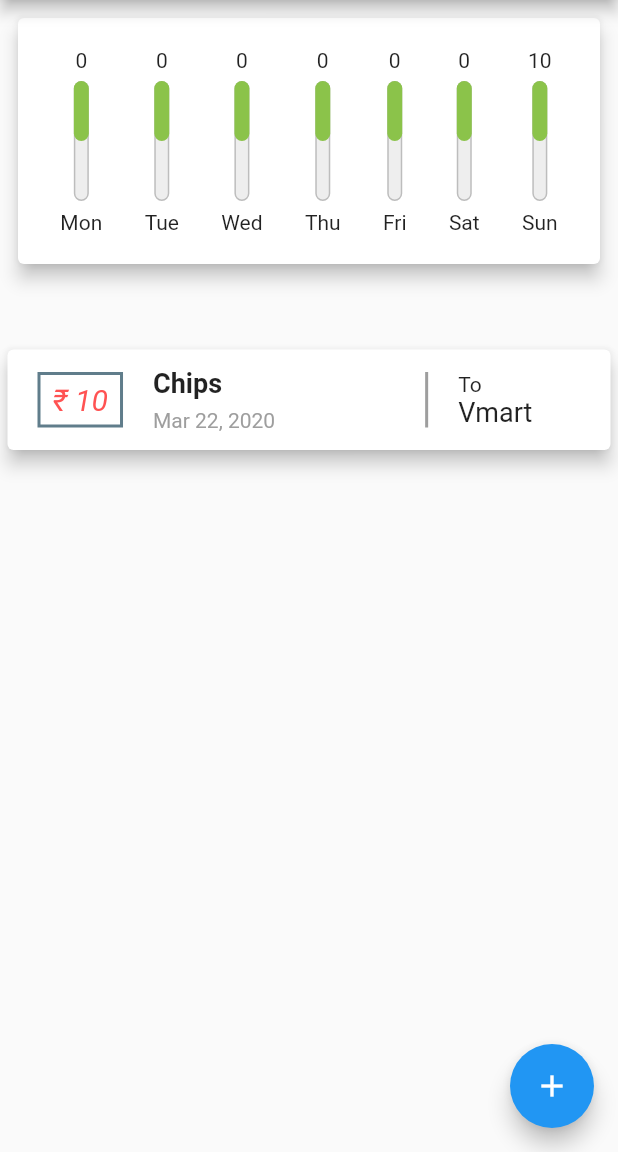
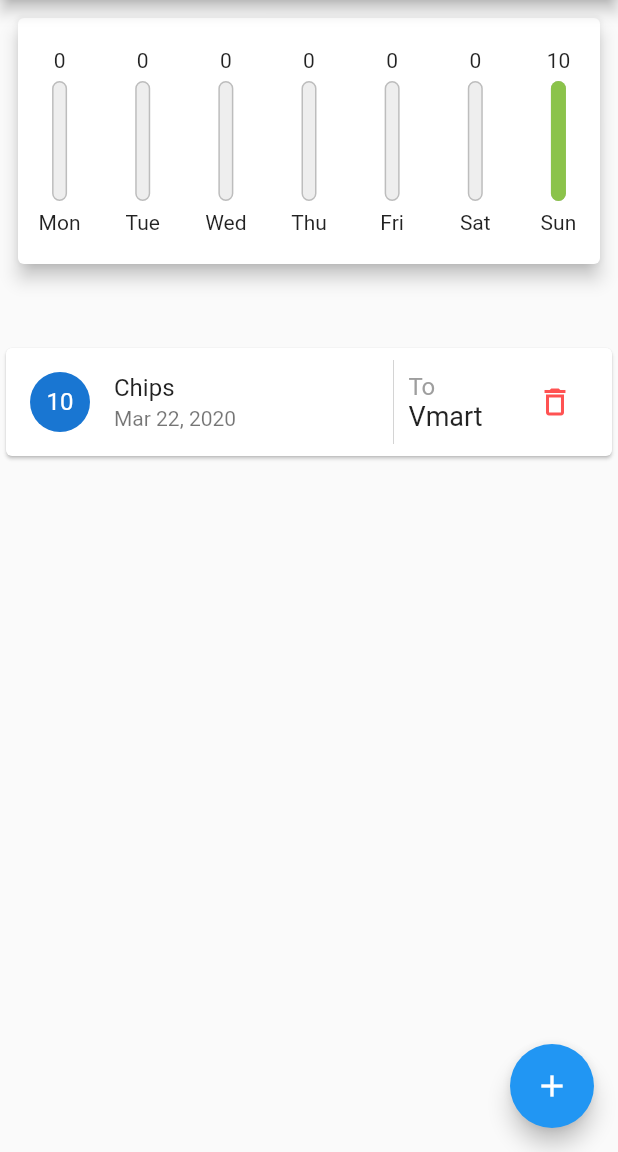
Before and after one commit to bluex4556/udemy_flutter_course, a Flutter app: the screen it shows after launch, on a phone screen of 412 x 824 dp, the part 84-1236 px from its top. Run offline on Flutter 3.47's test engine with Material 2 defaults, Android fonts, the phone set to English and light mode, and no system bars.

Commit message:
Made chart work with big values and changed list view into list tiles

```diff
--- a/expenses_app/lib/widgets/chart.dart
+++ b/expenses_app/lib/widgets/chart.dart
@@ -47,7 +47,9 @@ class Chart extends StatelessWidget{
             weekTransaction.reversed.map(
                   (tx){
                     double fractionOfTotal = (totalAmount == 0)? 0.0 : (tx["amount"] as int) / totalAmount;
-              return ChartBar(tx["day"], tx["amount"] , fractionOfTotal);
+              return Flexible(
+                  fit: FlexFit.tight,
+                  child: ChartBar(tx["day"], tx["amount"] , fractionOfTotal));
             }).toList(),
 
         ),
--- a/expenses_app/lib/widgets/chart_bar.dart
+++ b/expenses_app/lib/widgets/chart_bar.dart
@@ -14,7 +14,8 @@ class ChartBar extends StatelessWidget {
       child: Column(
         crossAxisAlignment: CrossAxisAlignment.center,
         children: <Widget>[
-          Text(amount.toString()),
+          FittedBox(
+              child: Text(amount.toString())),
           SizedBox(height: 6),
           Container(
             height: 80,
@@ -31,7 +32,7 @@ class ChartBar extends StatelessWidget {
                   ),
                 ),
                 FractionallySizedBox(
-                  heightFactor: 0.5,
+                  heightFactor: fractionOfTotal,
                   child: Container(
                     decoration: BoxDecoration(
                       color: Colors.lightGreen,
--- a/expenses_app/lib/widgets/transaction_list.dart
+++ b/expenses_app/lib/widgets/transaction_list.dart
@@ -4,7 +4,6 @@ import 'package:intl/intl.dart';
 import '../models/transactions.dart';
 
 class TransactionList extends StatelessWidget {
-
   final List<Transactions> transactions;
 
   TransactionList(this.transactions);
@@ -13,7 +12,8 @@ class TransactionList extends StatelessWidget {
   Widget build(BuildContext context) {
     return Container(
       height: 270,
-      child: transactions.isEmpty? Column(
+      child: transactions.isEmpty
+          ? Column(
               children: <Widget>[
                 Image.asset("assets/images/shopping_cart.png"),
                 Text(
@@ -23,60 +23,58 @@ class TransactionList extends StatelessWidget {
                   ),
                 )
               ],
-      ):ListView.builder(
-        itemBuilder: (ctx,index){
+            )
+          : ListView.builder(
+              itemBuilder: (ctx, index) {
                 return Card(
-            margin: EdgeInsets.all(5),
-            elevation: 5,
+                  child: ListTile(
+                    leading: CircleAvatar(
+                      child: FittedBox(
+                          child: Text(transactions[index].amount.toString())),
+                    ),
+                    title: Text(transactions[index].item),
+                    subtitle: Text(DateFormat.yMMMd()
+                        .format(transactions[index].purchaseDate)),
+                    trailing: Container(
+                      width: 120,
+                      margin: EdgeInsets.only(right: 10),
                       child: Row(
+                        mainAxisAlignment: MainAxisAlignment.spaceBetween,
+                        children: <Widget>[
+                          Row(
                             children: <Widget>[
                               Container(
-                  child: Text(
-                    "₹ ${transactions[index].amount}",
-                    style: TextStyle(
-                        fontSize: 20,
-                        color: Colors.redAccent,
-                        fontStyle: FontStyle.italic),
-                  ),
-                  padding: EdgeInsets.symmetric(vertical: 5, horizontal: 8),
-                  margin: EdgeInsets.symmetric(vertical: 15, horizontal: 20),
                                 decoration: BoxDecoration(
-                      border: Border.all(
-                        width: 2,
-                        color: Colors.blueGrey,
+                                    border: Border(
+                                  left: BorderSide(
+                                      color: Colors.grey, width: 0.3),
                                 )),
                               ),
+                              Padding(padding: EdgeInsets.only(right: 10),),
                               Column(
                                 crossAxisAlignment: CrossAxisAlignment.start,
+                                mainAxisAlignment: MainAxisAlignment.center,
                                 children: <Widget>[
                                   Text(
-                      "${transactions[index].item}",
-                      style: TextStyle(fontSize: 18, fontWeight: FontWeight.bold),
-                    ),
-                    Padding(
-                      padding: EdgeInsets.symmetric(vertical: 3),
+                                    "To",
+                                    style: TextStyle(
+                                        fontSize: 16, color: Colors.grey),
                                   ),
                                   Text(
-                      DateFormat.yMMMd().format(transactions[index].purchaseDate),
-                      style: TextStyle(fontSize: 14, color: Colors.grey),
+                                    transactions[index].shopName,
+                                    style: TextStyle(fontSize: 18),
                                   ),
                                 ],
                               ),
-                Padding(padding: EdgeInsets.symmetric(vertical: 0,horizontal: 50),),
-                Container(
-                  padding: EdgeInsets.fromLTRB(20, 0, 0, 0),
-                  decoration: BoxDecoration(
-                    border: Border(left: BorderSide(width: 2,color: Colors.grey)),
+                            ],
                           ),
-                  child: Column(
-                    crossAxisAlignment: CrossAxisAlignment.start,
-                    children: <Widget>[
-                      Text("To"),
-                      Text("${transactions[index].shopName}", style: TextStyle(fontSize: 18),),
+                          Icon(
+                            Icons.delete_outline,
+                            color: Colors.redAccent,
+                          ),
                         ],
                       ),
                     ),
-              ],
                   ),
                 );
               },
```
Lines whose indentation alone changed are shown as unchanged.
